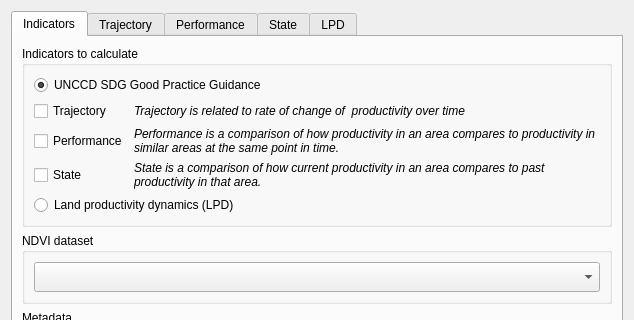
Qt form LDMP/gui/DlgCalculateProd.ui (ConservationInternational/trends.earth) before a commit; both pictures show x 0 to 634 and y 0 to 320 of the 634 by 844 pixel window.
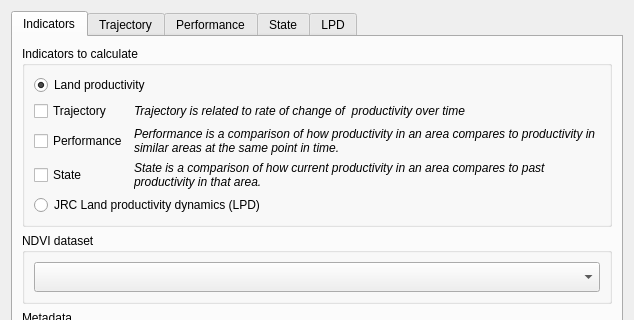
The same form after that commit.

Commit message: Clean LC dialog labels, and temporarily disable LPD.

Patch:
```diff
--- a/LDMP/gui/DlgCalculateProd.ui
+++ b/LDMP/gui/DlgCalculateProd.ui
@@ -153,7 +153,7 @@
           <item row="1" column="0" colspan="2">
            <widget class="QRadioButton" name="mode_unccd_gpg">
             <property name="text">
-             <string>UNCCD SDG Good Practice Guidance</string>
+             <string>Land productivity</string>
             </property>
             <property name="checked">
              <bool>true</bool>
@@ -163,7 +163,7 @@
           <item row="8" column="0" colspan="2">
            <widget class="QRadioButton" name="mode_lpd">
             <property name="text">
-             <string>Land productivity dynamics (LPD)</string>
+             <string>JRC Land productivity dynamics (LPD)</string>
             </property>
             <property name="checked">
              <bool>false</bool>
```
Left out of the diff: 4 changed lines with no effect on the pictures. The commit also changes 4 other files.
